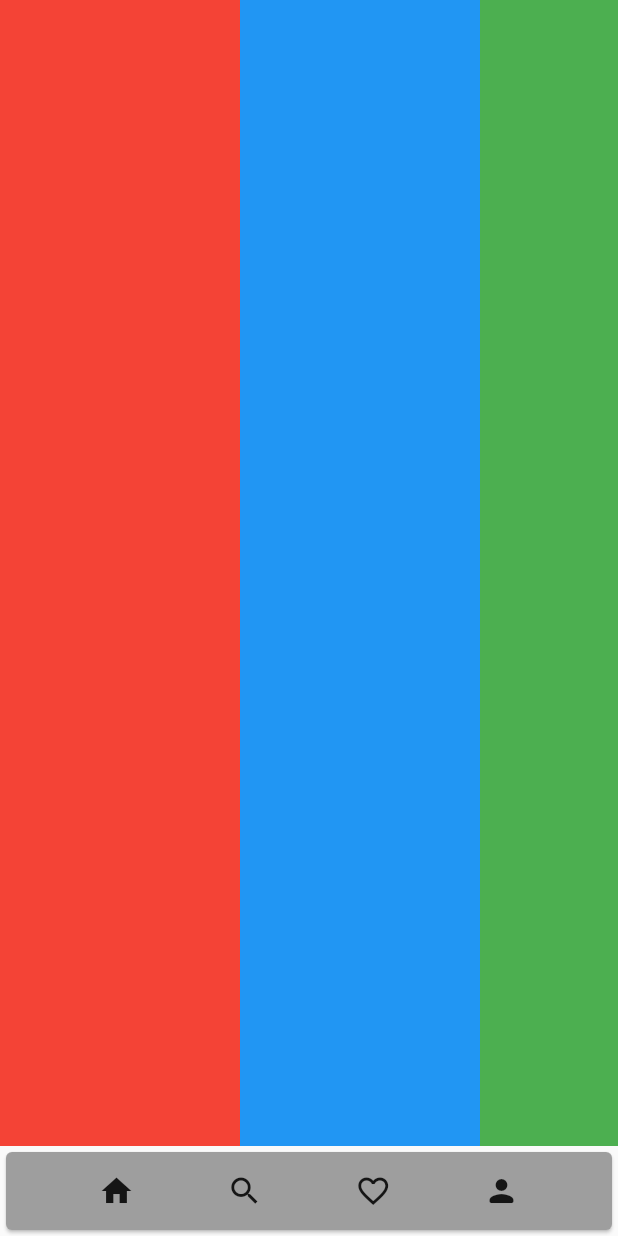
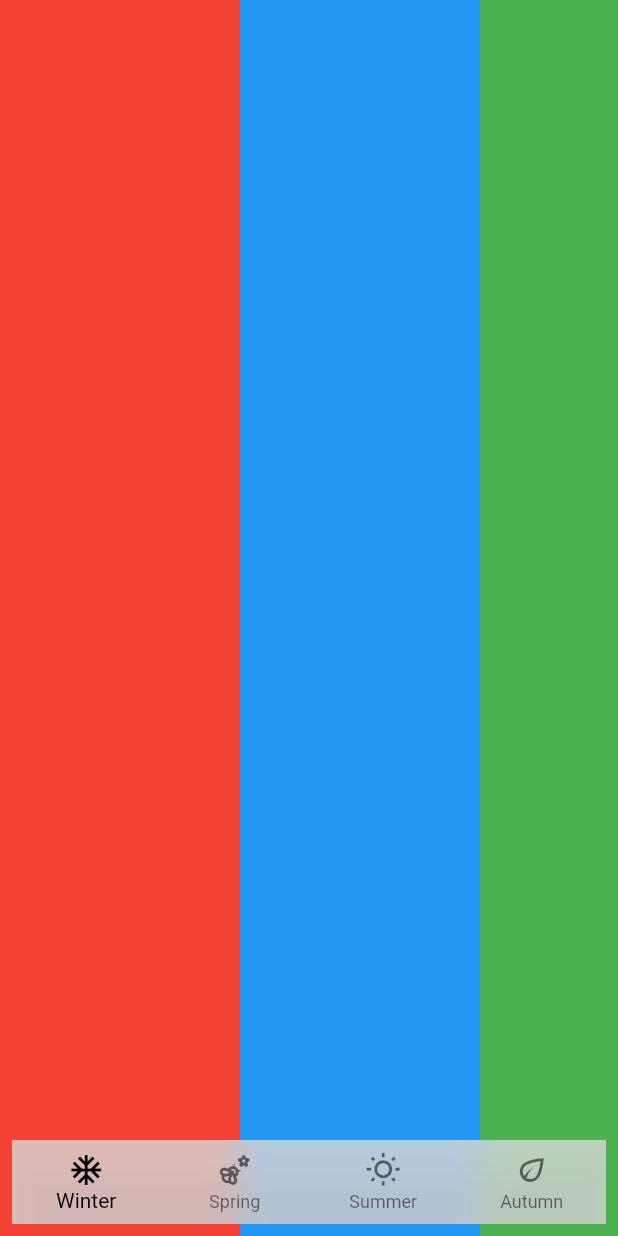
Before and after one commit to outrowender/horizon_companion_flutter, a Flutter app: the screen it shows after launch, on a phone screen of 412 x 824 dp. Run offline on Flutter 3.47's test engine with Material 2 defaults, Android fonts, the light colour scheme and no system bars.

Commit message:
adicionada a barra com blur na home

```diff
--- a/lib/screens/tracks.screen.dart
+++ b/lib/screens/tracks.screen.dart
@@ -1,3 +1,5 @@
+import 'dart:ui';
+
 import 'package:flutter/material.dart';
 import 'package:flutter/widgets.dart';
 
@@ -5,7 +7,10 @@ class TracksScreen extends StatelessWidget {
   @override
   Widget build(BuildContext context) {
     return Scaffold(
-      body: Container(
+      extendBody: true,
+      body: Stack(
+        children: [
+          Container(
             height: 1000,
             child: ListView(
               scrollDirection: Axis.horizontal,
@@ -32,22 +37,44 @@ class TracksScreen extends StatelessWidget {
                   color: Colors.orange,
                 ),
               ],
-          )),
-      bottomNavigationBar: SizedBox(
-        height: 60,
-        child: Card(
-          color: Colors.grey,
-          child: Row(
-            mainAxisAlignment: MainAxisAlignment.spaceEvenly,
-            children: [
-              Icon(Icons.home),
-              Icon(Icons.search),
-              Icon(Icons.favorite_border),
-              Icon(Icons.person_rounded),
+            ),
+          ),
+          Positioned(
+            left: 8,
+            right: 8,
+            bottom: 8,
+            child: ClipRect(
+              child: BackdropFilter(
+                filter: ImageFilter.blur(sigmaX: 10, sigmaY: 10),
+                child: BottomNavigationBar(
+                  backgroundColor: Color.fromARGB(200, 220, 220, 220),
+                  showUnselectedLabels: true,
+                  selectedItemColor: Colors.black,
+                  type: BottomNavigationBarType.fixed,
+                  items: [
+                    BottomNavigationBarItem(
+                      icon: Icon(Icons.ac_unit_outlined),
+                      label: 'Winter',
+                    ),
+                    BottomNavigationBarItem(
+                      icon: Icon(Icons.emoji_nature_outlined),
+                      label: 'Spring',
+                    ),
+                    BottomNavigationBarItem(
+                      icon: Icon(Icons.wb_sunny_outlined),
+                      label: 'Summer',
+                    ),
+                    BottomNavigationBarItem(
+                      icon: Icon(Icons.eco_outlined),
+                      label: 'Autumn',
+                    ),
                   ],
                 ),
               ),
             ),
+          ),
+        ],
+      ),
     );
   }
 }
```
Also changed, not shown: 1 other file. Lines whose indentation alone changed are shown as unchanged.
